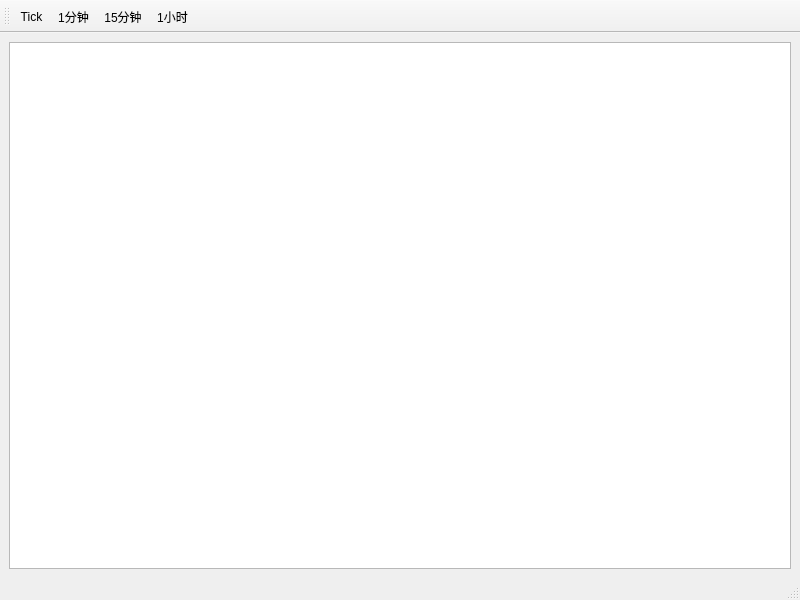
This is samp7_2/mainwindow.ui in wlnetman/Qt59_cpp_dev_guide as Qt 5 draws it before an edit. The edited form follows.
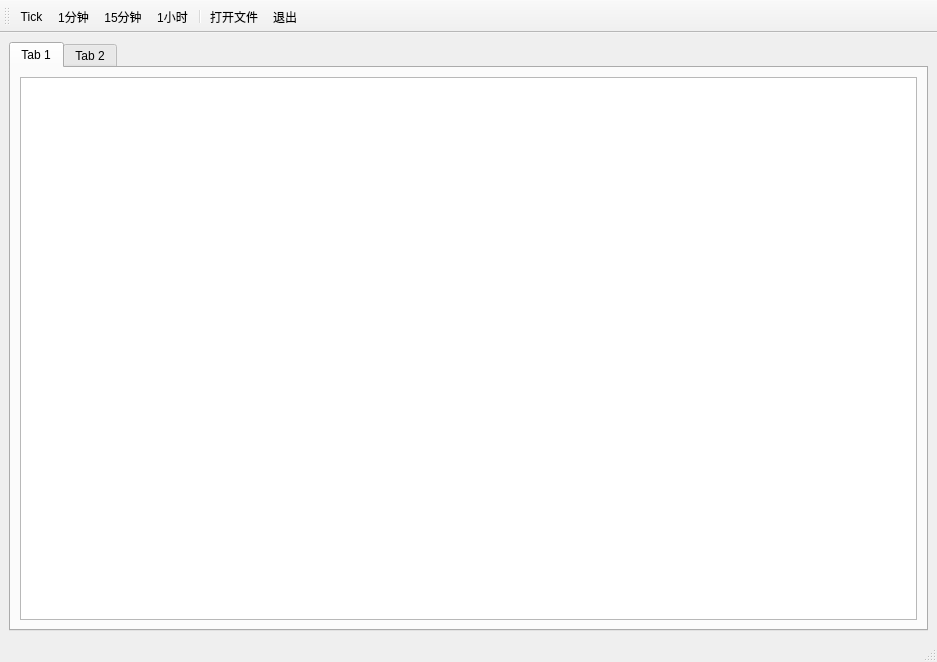
This is the edited form. Icons and pictures are not drawn.

Patch:
```diff
--- a/samp7_2/mainwindow.ui
+++ b/samp7_2/mainwindow.ui
@@ -6,8 +6,8 @@
    <rect>
     <x>0</x>
     <y>0</y>
-    <width>800</width>
-    <height>600</height>
+    <width>937</width>
+    <height>662</height>
    </rect>
   </property>
   <property name="windowTitle">
@@ -16,7 +16,26 @@
   <widget class="QWidget" name="centralwidget">
    <layout class="QHBoxLayout" name="horizontalLayout">
     <item>
-     <widget class="QTableView" name="tableView"/>
+     <widget class="QTabWidget" name="tabWidget">
+      <property name="currentIndex">
+       <number>0</number>
+      </property>
+      <widget class="QWidget" name="tab">
+       <attribute name="title">
+        <string>Tab 1</string>
+       </attribute>
+       <layout class="QHBoxLayout" name="horizontalLayout_2">
+        <item>
+         <widget class="QTableView" name="tableView"/>
+        </item>
+       </layout>
+      </widget>
+      <widget class="QWidget" name="tab_2">
+       <attribute name="title">
+        <string>Tab 2</string>
+       </attribute>
+      </widget>
+     </widget>
     </item>
    </layout>
   </widget>
@@ -48,6 +67,9 @@
    <addaction name="act1min"/>
    <addaction name="act15min"/>
    <addaction name="act60min"/>
+   <addaction name="separator"/>
+   <addaction name="actOpen"/>
+   <addaction name="actExit"/>
   </widget>
   <action name="act1min">
    <property name="icon">
@@ -97,6 +119,30 @@
     <string>显示Tick</string>
    </property>
   </action>
+  <action name="actOpen">
+   <property name="icon">
+    <iconset resource="../samp7_1/res.qrc">
+     <normaloff>:/images/images/7_1.png</normaloff>:/images/images/7_1.png</iconset>
+   </property>
+   <property name="text">
+    <string>打开文件</string>
+   </property>
+   <property name="toolTip">
+    <string>打开文件</string>
+   </property>
+  </action>
+  <action name="actExit">
+   <property name="icon">
+    <iconset resource="res.qrc">
+     <normaloff>:/images/images/7_2_quit.png</normaloff>:/images/images/7_2_quit.png</iconset>
+   </property>
+   <property name="text">
+    <string>退出</string>
+   </property>
+   <property name="toolTip">
+    <string>退出</string>
+   </property>
+  </action>
  </widget>
  <resources>
   <include location="res.qrc"/>
```
Left out of the diff: 22 changed lines with no effect on the pictures.
